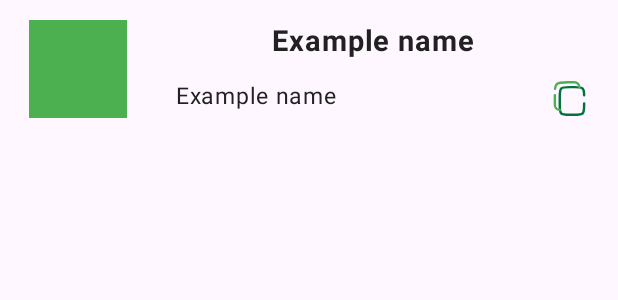
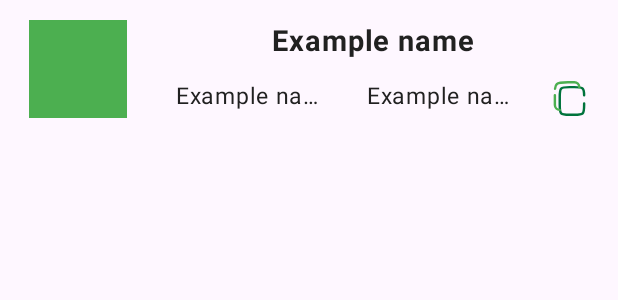
Before and after one commit to arekalov/PassKeeper, an Android app: the layout password_card.xml on its own in the app's theme, with its tools: preview values and no code run, on a phone screen of 412 x 824 dp. Shown: the top 300 px of the screen. Run offline under Robolectric (Android 15) with nearby library versions, the phone set to English and light mode, and no system bars.

Commit message:
edit password_card.xml
add field login
add Password.kt entity

```diff
--- a/app/src/main/res/layout/password_card.xml
+++ b/app/src/main/res/layout/password_card.xml
@@ -41,6 +41,26 @@
         android:layout_height="wrap_content"
         app:layout_constraintTop_toBottomOf="@id/tv_name"
         app:layout_constraintStart_toEndOf="@id/iv_favicon"
+        app:layout_constraintEnd_toStartOf="@id/tv_login"
+        android:text="@string/example_name"
+        android:textSize="@dimen/_12sdp"
+        android:gravity="start"
+        android:paddingStart="@dimen/_10sdp"
+        android:fontFamily="@font/montserrat"
+        style="@style/TextAppearance.Material3.BodyLarge"
+        android:textColor="@color/primaryText"
+        android:layout_marginStart="@dimen/_15sdp"
+        android:layout_marginEnd="@dimen/_8sdp"
+        android:layout_marginTop="@dimen/_10sdp"
+        android:ellipsize="end"
+        android:maxLines="1"/>
+
+    <TextView
+        android:id="@+id/tv_login"
+        android:layout_width="0dp"
+        android:layout_height="wrap_content"
+        app:layout_constraintTop_toBottomOf="@id/tv_name"
+        app:layout_constraintStart_toEndOf="@id/tv_url"
         app:layout_constraintEnd_toStartOf="@id/iv_copy"
         android:text="@string/example_name"
         android:textSize="@dimen/_12sdp"
@@ -49,7 +69,7 @@
         android:fontFamily="@font/montserrat"
         style="@style/TextAppearance.Material3.BodyLarge"
         android:textColor="@color/primaryText"
-        android:layout_marginStart="@dimen/_15sdp"
+
         android:layout_marginEnd="@dimen/_15sdp"
         android:layout_marginTop="@dimen/_10sdp"
         android:ellipsize="end"
--- /dev/null
+++ b/data/src/main/java/com/arekalov/data/db/Password.kt
@@ -0,0 +1,14 @@
+package com.arekalov.data.db
+
+import androidx.room.ColumnInfo
+import androidx.room.Entity
+import androidx.room.PrimaryKey
+
+@Entity(tableName = "password_table")
+data class Password(
+    @PrimaryKey @ColumnInfo(name = "name") val name: String,
+    @ColumnInfo(name = "url") val url: String,
+    @ColumnInfo(name = "login") val login: String,
+    @ColumnInfo(name = "password") val password: String,
+    @ColumnInfo(name = "favicon") val favicon: String
+)
```
